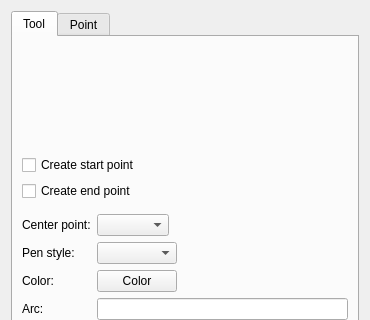
Old version of the form src/libs/vtools/dialogs/tools/dialogarcwithlength.ui in the repository equinox-patterns/Ostara; both pictures show x 0 to 370 and y 0 to 320 of the 370 by 483 pixel window.
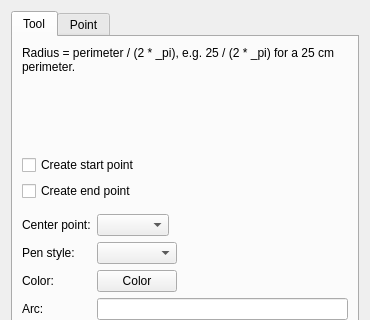
New version of the form. Icons and pictures are not drawn. Custom widgets are drawn as their Qt base class.

Commit message: Arc : le rayon depuis un périmètre rappelé dans la dialog, au-dessus du champ Rayon

Patch:
```diff
--- a/src/libs/vtools/dialogs/tools/dialogarcwithlength.ui
+++ b/src/libs/vtools/dialogs/tools/dialogarcwithlength.ui
@@ -28,6 +28,16 @@
        <string>Tool</string>
       </attribute>
       <layout class="QVBoxLayout" name="verticalLayout">
+       <item>
+        <widget class="QLabel" name="labelRadiusHint">
+         <property name="text">
+          <string>Radius = perimeter / (2 * _pi), e.g. 25 / (2 * _pi) for a 25 cm perimeter.</string>
+         </property>
+         <property name="wordWrap">
+          <bool>true</bool>
+         </property>
+        </widget>
+       </item>
        <item>
         <widget class="QWidget" name="formulaPlaceholder" native="true"/>
        </item>
```
The commit also changes 2 other files.
